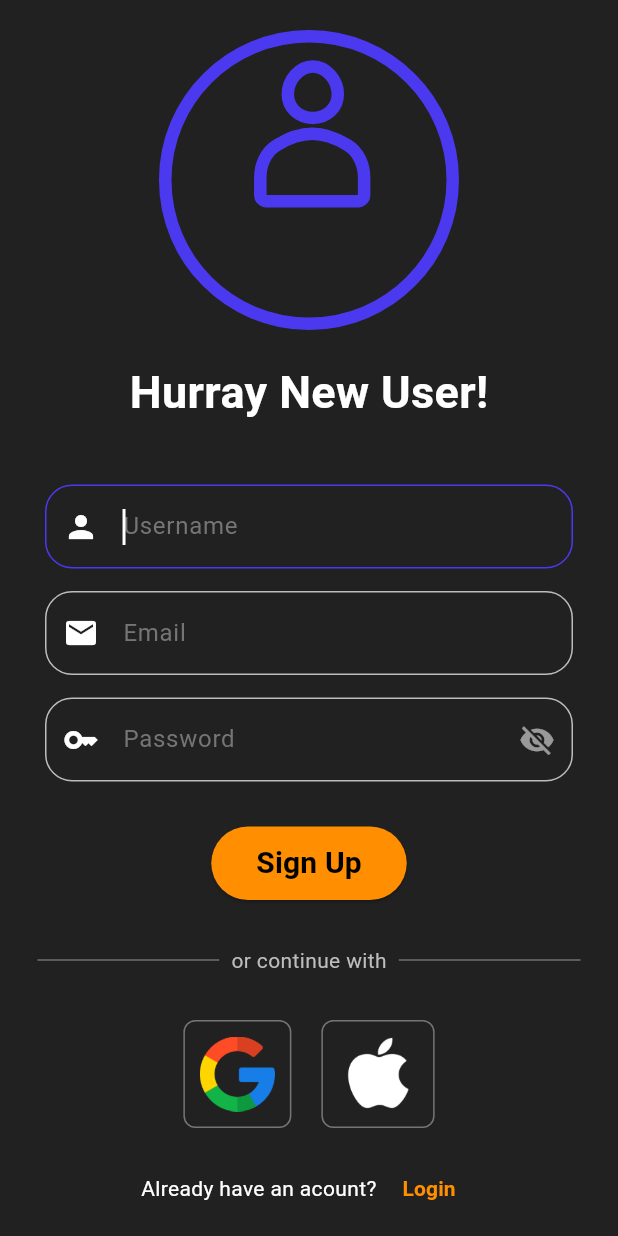
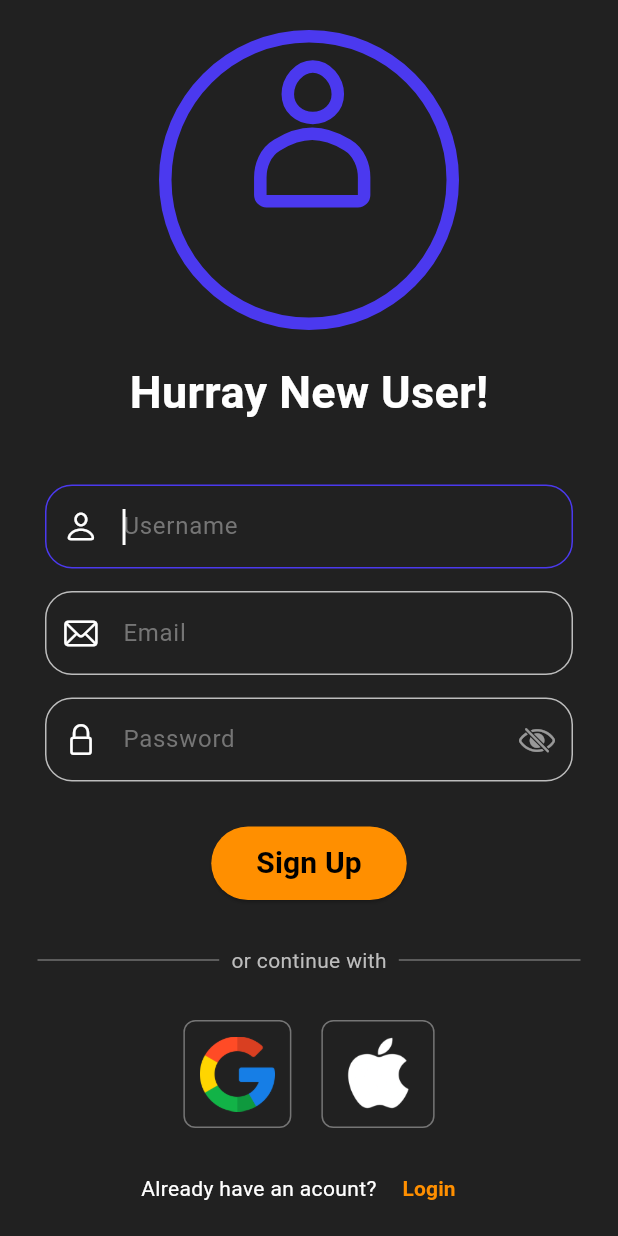
Before and after one commit to prajwalx7/user-authentication_UI, a Flutter app: the screen it shows after launch, after a tap on "Log In", after a tap on "Sign up", on a phone screen of 412 x 824 dp. Run offline on Flutter 3.47's test engine with Material 3 defaults, Android fonts, the phone set to English and light mode, and no system bars; our stand-ins replace firebase_auth, firebase_core, google_fonts, lottie, swipeable_button_view; accounts and stored records are empty.

Commit message:
new icons

```diff
--- a/lib/Screens/login_screen.dart
+++ b/lib/Screens/login_screen.dart
@@ -1,4 +1,5 @@
 import 'package:firebase_auth/firebase_auth.dart';
+import 'package:flutter/cupertino.dart';
 import 'package:flutter/material.dart';
 import 'package:flutter/services.dart';
 import 'package:login_page/Screens/colors.dart';
@@ -102,7 +103,7 @@ class _LoginScreenState extends State<LoginScreen> {
                             filled: true,
                             fillColor: Colors.transparent,
                             prefixIcon: const Icon(
-                              Icons.mail,
+                              CupertinoIcons.mail,
                               color: Colors.white,
                             ),
                             hintText: 'Email',
@@ -151,7 +152,7 @@ class _LoginScreenState extends State<LoginScreen> {
                               filled: true,
                               fillColor: Colors.transparent,
                               prefixIcon: const Icon(
-                                Icons.key_outlined,
+                                CupertinoIcons.lock,
                                 color: Colors.white,
                               ),
                               hintText: 'Password',
@@ -176,8 +177,8 @@ class _LoginScreenState extends State<LoginScreen> {
                               ),
                               suffixIcon: IconButton(
                                 icon: _isvisible
-                                    ? const Icon(Icons.visibility_off)
-                                    : const Icon(Icons.visibility),
+                                    ? const Icon(CupertinoIcons.eye_slash)
+                                    : const Icon(CupertinoIcons.eye),
                                 color: Colors.white54,
                                 onPressed: () {
                                   setState(() {
--- a/lib/Screens/signup_screen.dart
+++ b/lib/Screens/signup_screen.dart
@@ -1,4 +1,5 @@
 import 'package:firebase_auth/firebase_auth.dart';
+import 'package:flutter/cupertino.dart';
 import 'package:flutter/material.dart';
 import 'package:flutter/services.dart';
 import 'package:login_page/Screens/colors.dart';
@@ -87,8 +88,8 @@ class _SignupPageState extends State<SignupScreen> {
                       decoration: InputDecoration(
                         filled: true,
                         fillColor: Colors.transparent,
-                        prefixIcon:
-                            const Icon(Icons.person, color: Colors.white),
+                        prefixIcon: const Icon(CupertinoIcons.person,
+                            color: Colors.white),
                         labelStyle: const TextStyle(color: buttoncolor),
                         hintText: 'Username',
                         hintStyle: TextStyle(color: Colors.grey.shade600),
@@ -118,7 +119,8 @@ class _SignupPageState extends State<SignupScreen> {
                       decoration: InputDecoration(
                         filled: true,
                         fillColor: Colors.transparent,
-                        prefixIcon: const Icon(Icons.mail, color: Colors.white),
+                        prefixIcon: const Icon(CupertinoIcons.mail,
+                            color: Colors.white),
                         labelStyle: const TextStyle(color: buttoncolor),
                         hintText: 'Email',
                         hintStyle: TextStyle(color: Colors.grey.shade600),
@@ -166,7 +168,7 @@ class _SignupPageState extends State<SignupScreen> {
                       decoration: InputDecoration(
                           filled: true,
                           fillColor: Colors.transparent,
-                          prefixIcon: const Icon(Icons.key_outlined,
+                          prefixIcon: const Icon(CupertinoIcons.lock,
                               color: Colors.white),
                           labelStyle: const TextStyle(color: buttoncolor),
                           hintText: 'Password',
@@ -191,8 +193,8 @@ class _SignupPageState extends State<SignupScreen> {
                           ),
                           suffixIcon: IconButton(
                               icon: _isvisible
-                                  ? const Icon(Icons.visibility_off)
-                                  : const Icon(Icons.visibility),
+                                  ? const Icon(CupertinoIcons.eye_slash)
+                                  : const Icon(CupertinoIcons.eye),
                               color: Colors.white54,
                               onPressed: () {
                                 setState(() {
--- a/pubspec.yaml
+++ b/pubspec.yaml
@@ -33,10 +33,9 @@ dependencies:
 
   # The following adds the Cupertino Icons font to your application.
   # Use with the CupertinoIcons class for iOS style icons.
-  cupertino_icons: ^1.0.2
+  cupertino_icons: ^1.0.8
   lottie: ^2.4.0
   swipeable_button_view: ^0.0.2
-  page_transition: ^2.0.4
   google_fonts: ^6.1.0
   firebase_core: ^2.32.0
   firebase_auth: ^4.20.0
```
Also changed, not shown: pubspec.lock.
